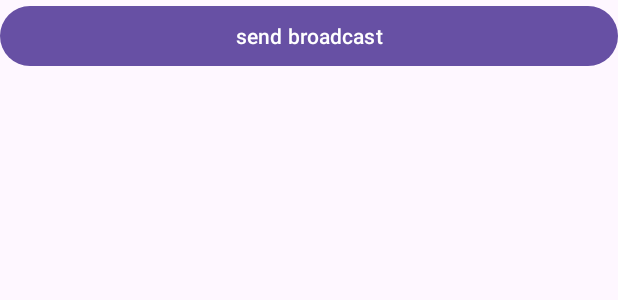
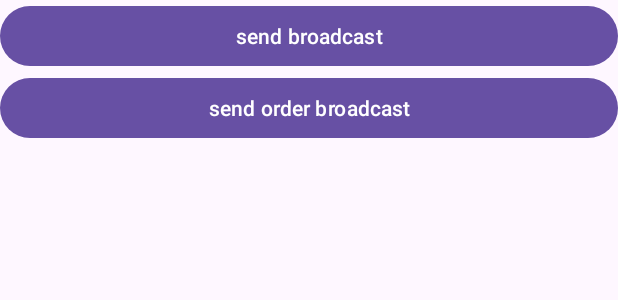
Before and after one commit to AKA-LinCoder/KotlinLearning, an Android app: the layout activity_my_broadcast.xml on its own in the app's theme, with its tools: preview values and no code run, on a phone screen of 412 x 824 dp. Shown: the top 300 px of the screen. Run offline under Robolectric (Android 15) with nearby library versions, the phone set to English and light mode, and no system bars.

Commit message:
通过设置优先级实现发送有序广播

```diff
--- a/app/src/main/res/layout/activity_my_broadcast.xml
+++ b/app/src/main/res/layout/activity_my_broadcast.xml
@@ -1,18 +1,18 @@
 <?xml version="1.0" encoding="utf-8"?>
-<androidx.constraintlayout.widget.ConstraintLayout xmlns:android="http://schemas.android.com/apk/res/android"
-    xmlns:app="http://schemas.android.com/apk/res-auto"
-    xmlns:tools="http://schemas.android.com/tools"
-    android:id="@+id/main"
-    android:layout_width="match_parent"
+<LinearLayout xmlns:android="http://schemas.android.com/apk/res/android"
     android:layout_height="match_parent"
-    tools:context=".broadcastters.MyBroadcastActivity">
+    android:orientation="vertical"
+    android:layout_width="match_parent">
     <Button
-        app:layout_constraintEnd_toEndOf="parent"
-        app:layout_constraintStart_toStartOf="parent"
-        app:layout_constraintTop_toTopOf="parent"
+
         android:layout_width="match_parent"
         android:layout_height="wrap_content"
         android:id="@+id/broadcastbtn"
         android:text="send broadcast"/>
+    <Button
+        android:layout_width="match_parent"
+        android:layout_height="wrap_content"
+        android:id="@+id/broadcastorderbtn"
+        android:text="send order broadcast"/>
 
-</androidx.constraintlayout.widget.ConstraintLayout>
+</LinearLayout>
```
Also changed, not shown: app/src/main/AndroidManifest.xml (+9 -0 lines), app/src/main/java/com/echo/kotlinlearning/broadcastters/AnotherBroadcastReceiver.kt (added, +14 -0 lines), app/src/main/java/com/echo/kotlinlearning/broadcastters/MyBroadcastActivity.kt (+12 -5 lines).
